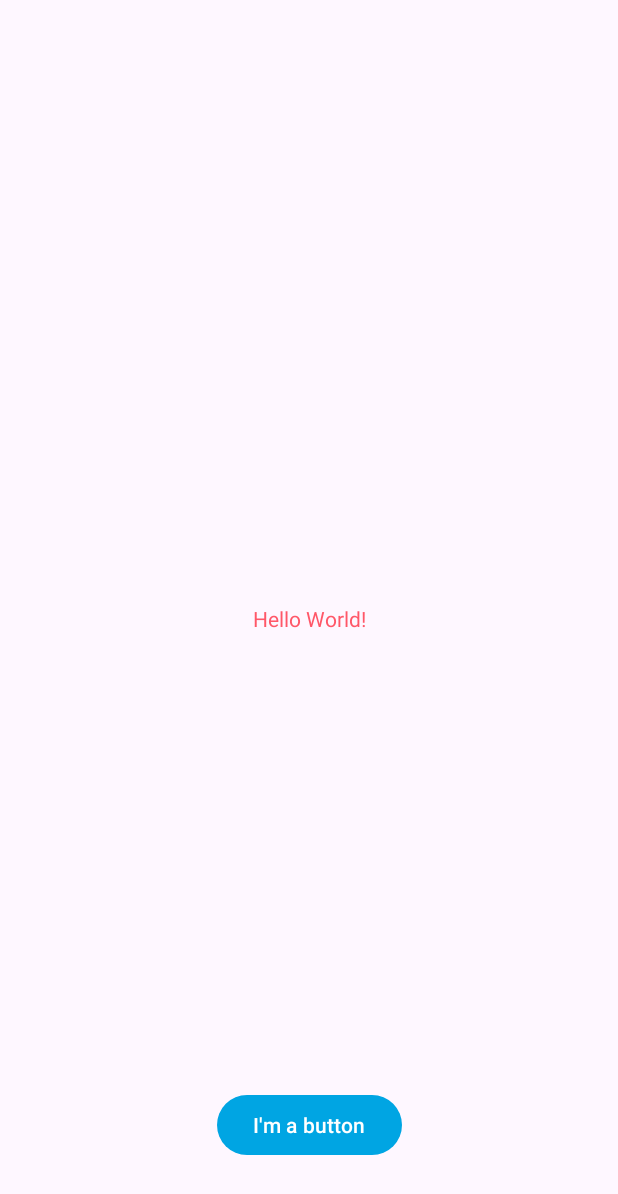
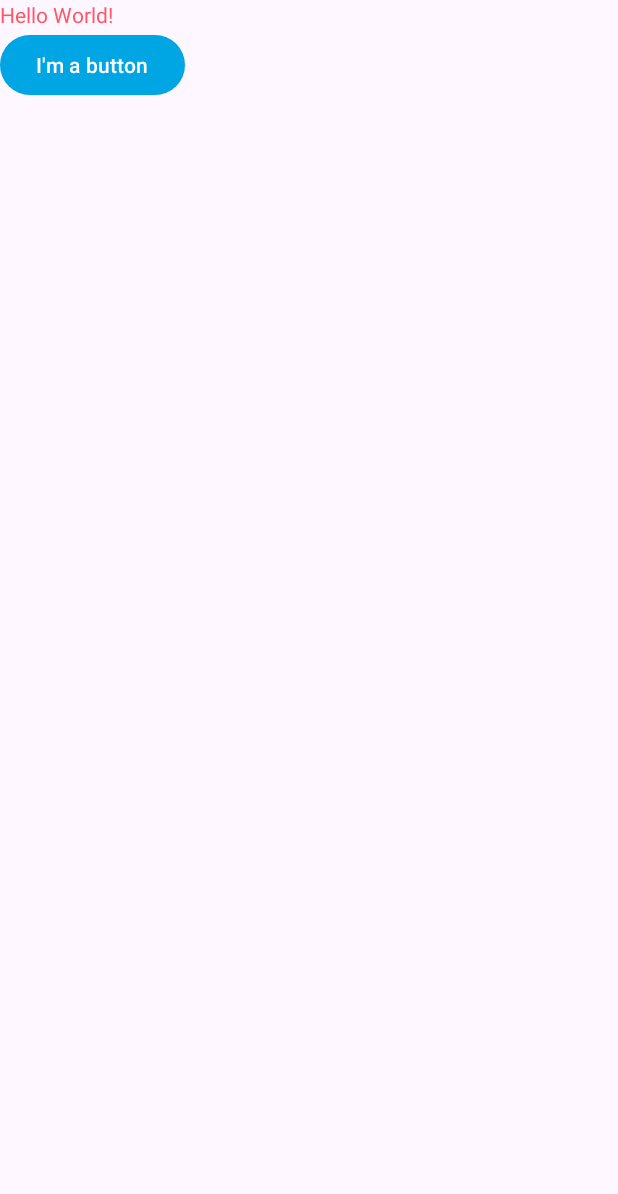
Before and after one commit to andresporrasdev/AndresAndroid, an Android app: the screen it shows after launch (MainActivity), on a phone screen of 412 x 824 dp. Shown: the top 1194 px of the screen. Run offline under Robolectric (Android 15) with nearby library versions, the phone set to English and light mode, and no system bars.

Commit message:
TextView and Button added and working

```diff
--- a/app/src/main/java/algonquin/cst2335/porr0016/MainActivity.java
+++ b/app/src/main/java/algonquin/cst2335/porr0016/MainActivity.java
@@ -3,6 +3,8 @@ package algonquin.cst2335.porr0016;
 import androidx.appcompat.app.AppCompatActivity;
 
 import android.os.Bundle;
+import android.widget.Button;
+import android.widget.TextView;
 
 public class MainActivity extends AppCompatActivity {
 
@@ -10,5 +12,7 @@ public class MainActivity extends AppCompatActivity {
     protected void onCreate(Bundle savedInstanceState) {
         super.onCreate(savedInstanceState);
         setContentView(R.layout.activity_main);
+        TextView myTextview = findViewById(R.id.textview);
+        Button mybutton = findViewById(R.id.mybutton);
     }
 }
--- a/app/src/main/res/layout/activity_main.xml
+++ b/app/src/main/res/layout/activity_main.xml
@@ -1,28 +1,23 @@
 <?xml version="1.0" encoding="utf-8"?>
-<androidx.constraintlayout.widget.ConstraintLayout xmlns:android="http://schemas.android.com/apk/res/android"
-    xmlns:app="http://schemas.android.com/apk/res-auto"
+<LinearLayout
+    xmlns:android="http://schemas.android.com/apk/res/android"
     xmlns:tools="http://schemas.android.com/tools"
     android:layout_width="match_parent"
     android:layout_height="match_parent"
-    tools:context=".MainActivity">
+    tools:context=".MainActivity"
+    android:orientation="vertical">
 
     <TextView
+        android:id="@+id/textview"
         android:layout_width="wrap_content"
         android:layout_height="wrap_content"
-        android:text="@string/hello_message"
-        app:layout_constraintBottom_toBottomOf="parent"
-        app:layout_constraintEnd_toEndOf="parent"
-        app:layout_constraintStart_toStartOf="parent"
-        app:layout_constraintTop_toTopOf="parent" />
+        android:text="@string/hello_message" />
 
     <Button
+        android:id="@+id/mybutton"
         android:layout_width="wrap_content"
         android:layout_height="wrap_content"
         android:layout_marginBottom="50dp"
-        android:text="@string/button_message"
-        app:layout_constraintBottom_toBottomOf="parent"
-        app:layout_constraintEnd_toEndOf="parent"
-        app:layout_constraintHorizontal_bias="0.5"
-        app:layout_constraintStart_toStartOf="parent"></Button>
+        android:text="@string/button_message" />
 
-</androidx.constraintlayout.widget.ConstraintLayout>
+</LinearLayout>
```
